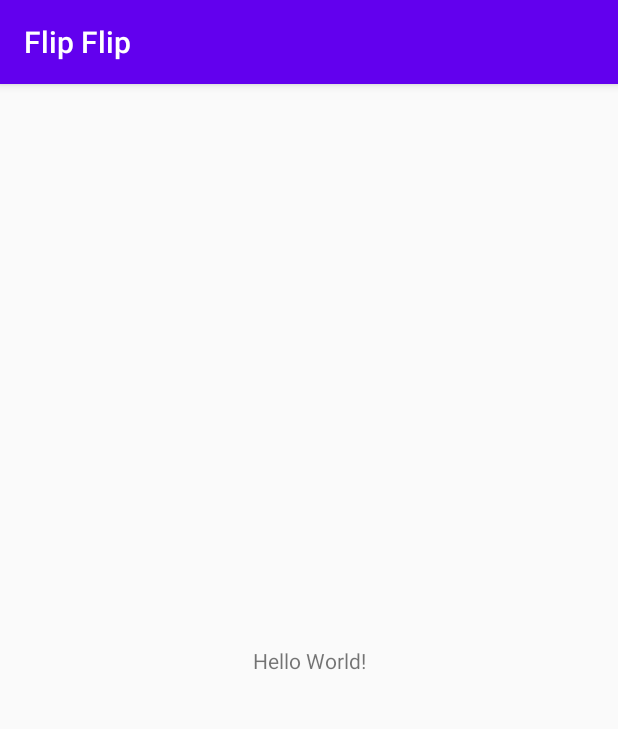
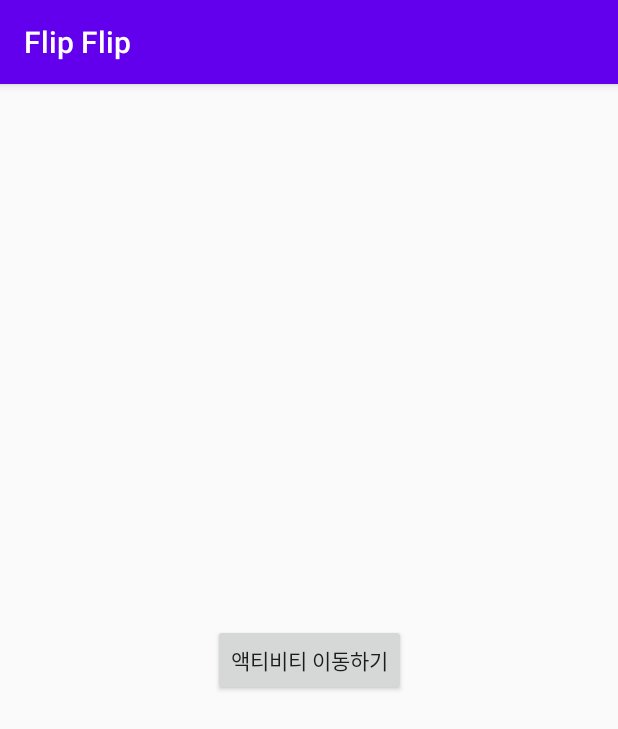
Before and after one commit to khsung0/Flip-Flip, an Android app: the screen it shows after launch (MainActivity before the commit, ModeSelectActivity after it), on a phone screen of 412 x 824 dp. Shown: the top 729 px of the screen. Run offline under Robolectric (Android 15) with nearby library versions, the phone set to English and light mode, and no system bars.

Commit message:
액티비티 버튼 전환

```diff
--- a/app/src/main/AndroidManifest.xml
+++ b/app/src/main/AndroidManifest.xml
@@ -9,7 +9,8 @@
         android:roundIcon="@mipmap/ic_launcher_round"
         android:supportsRtl="true"
         android:theme="@style/AppTheme">
-        <activity android:name=".MainActivity">
+        <activity android:name=".DifficultySelectActivity"></activity>
+        <activity android:name=".ModeSelectActivity">
             <intent-filter>
                 <action android:name="android.intent.action.MAIN" />
 
--- a/app/src/main/java/com/example/flipflip/MainActivity.java
+++ b/app/src/main/java/com/example/flipflip/DifficultySelectActivity.java
@@ -3,11 +3,11 @@ package com.example.flipflip;
 import android.support.v7.app.AppCompatActivity;
 import android.os.Bundle;
 
-public class MainActivity extends AppCompatActivity {
+public class DifficultySelectActivity extends AppCompatActivity {
 
     @Override
     protected void onCreate(Bundle savedInstanceState) {
         super.onCreate(savedInstanceState);
-        setContentView(R.layout.activity_main);
+        setContentView(R.layout.activity_difficulty_select);
     }
 }
--- /dev/null
+++ b/app/src/main/java/com/example/flipflip/ModeSelectActivity.java
@@ -0,0 +1,20 @@
+package com.example.flipflip;
+
+import android.content.Intent;
+import android.support.v7.app.AppCompatActivity;
+import android.os.Bundle;
+import android.view.View;
+
+public class ModeSelectActivity extends AppCompatActivity {
+
+    @Override
+    protected void onCreate(Bundle savedInstanceState) {
+        super.onCreate(savedInstanceState);
+        setContentView(R.layout.activity_mode_select);
+    }
+
+    public void goToDifficultySelect(View view){
+        Intent intent = new Intent(this, DifficultySelectActivity.class);
+        startActivity(intent);
+    }
+}
--- a/app/src/main/res/layout/activity_main.xml
+++ b/app/src/main/res/layout/activity_mode_select.xml
@@ -4,15 +4,16 @@
     xmlns:tools="http://schemas.android.com/tools"
     android:layout_width="match_parent"
     android:layout_height="match_parent"
-    tools:context=".MainActivity">
+    tools:context=".ModeSelectActivity" >
 
-    <TextView
+    <Button
+        android:id="@+id/button2"
         android:layout_width="wrap_content"
         android:layout_height="wrap_content"
-        android:text="Hello World!"
+        android:onClick="goToDifficultySelect"
+        android:text="액티비티 이동하기"
         app:layout_constraintBottom_toBottomOf="parent"
-        app:layout_constraintLeft_toLeftOf="parent"
-        app:layout_constraintRight_toRightOf="parent"
+        app:layout_constraintEnd_toEndOf="parent"
+        app:layout_constraintStart_toStartOf="parent"
         app:layout_constraintTop_toTopOf="parent" />
-
 </android.support.constraint.ConstraintLayout>
```
Also changed, not shown: app/src/main/res/layout/activity_difficulty_select.xml (added, +9 -0 lines).
